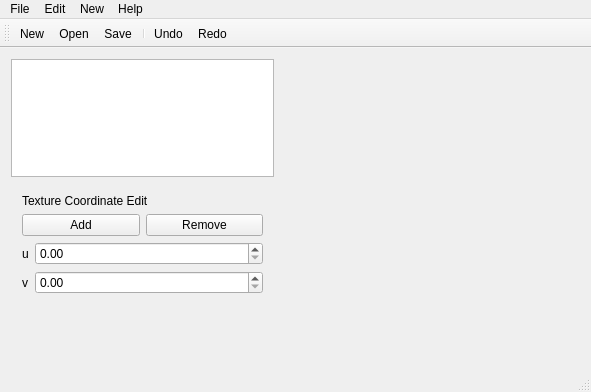
ricardobusta/harpia-game-engine, file QtRGineModelEditor/mainwindow.ui: the form before one commit.
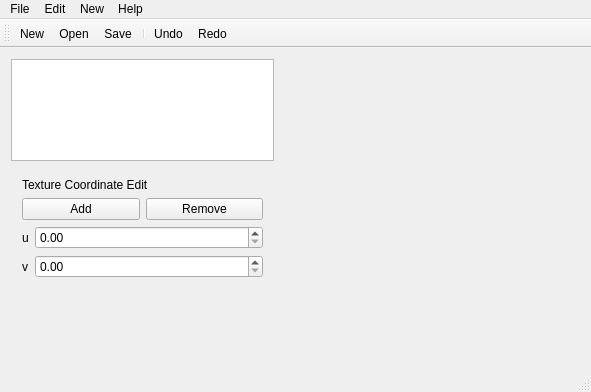
The form after the commit. The open tabs and pages were chosen to show the change.

Diff of the .ui file:
```diff
--- a/QtRGineModelEditor/mainwindow.ui
+++ b/QtRGineModelEditor/mainwindow.ui
@@ -507,6 +507,25 @@
             </item>
            </layout>
           </item>
+          <item>
+           <widget class="QLabel" name="textureDisplay">
+            <property name="sizePolicy">
+             <sizepolicy hsizetype="Fixed" vsizetype="Fixed">
+              <horstretch>0</horstretch>
+              <verstretch>0</verstretch>
+             </sizepolicy>
+            </property>
+            <property name="minimumSize">
+             <size>
+              <width>64</width>
+              <height>64</height>
+             </size>
+            </property>
+            <property name="text">
+             <string/>
+            </property>
+           </widget>
+          </item>
           <item>
            <spacer name="verticalSpacer_6">
             <property name="orientation">
```
Left out of the diff: 2 changed lines with no effect on the pictures.
